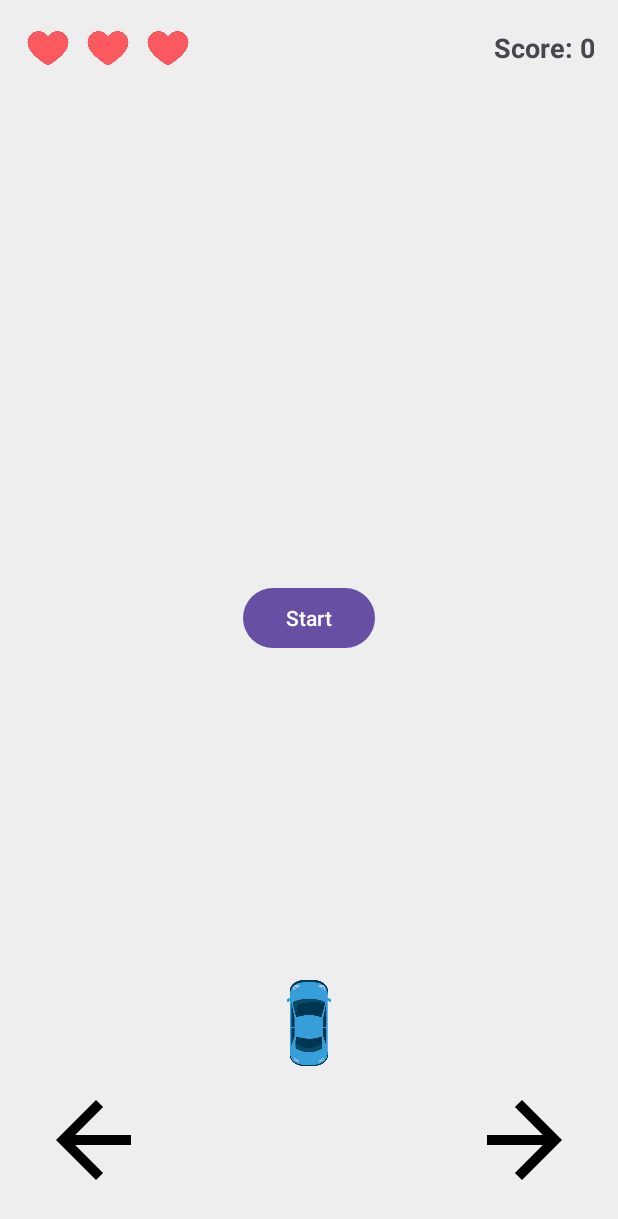
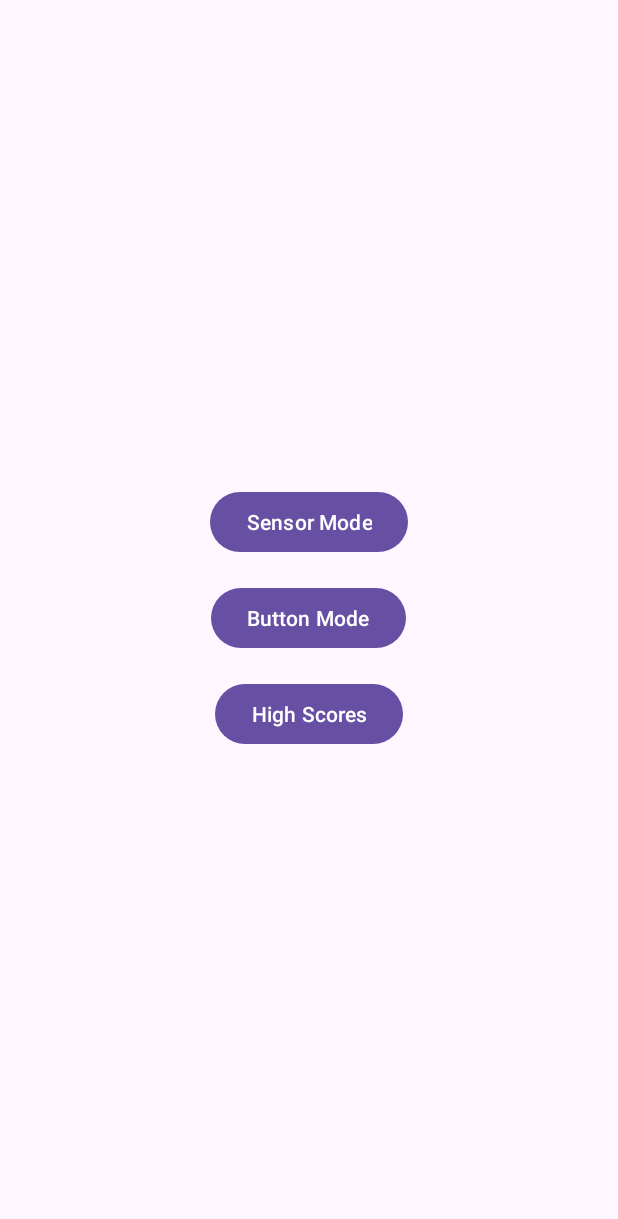
Before and after one commit to natim1997/ObstacleRaceGame, an Android app: the screen it shows after launch (MainActivity before the commit, MenuActivity after it), on a phone screen of 412 x 824 dp. Shown: the top 1219 px of the screen. Run offline under Robolectric (Android 15) with nearby library versions, the phone set to English and light mode, and no system bars.

Commit message:
Update: add sensor mode, save high scores, improve game speed

```diff
--- /dev/null
+++ b/app/src/main/java/com/example/mykotlin/MenuActivity.kt
@@ -0,0 +1,32 @@
+package com.example.mykotlin
+
+import android.content.Intent
+import android.os.Bundle
+import android.widget.Button
+import androidx.appcompat.app.AppCompatActivity
+
+class MenuActivity : AppCompatActivity() {
+
+    override fun onCreate(savedInstanceState: Bundle?) {
+        super.onCreate(savedInstanceState)
+        setContentView(R.layout.activity_menu)
+
+        val btnSensor     = findViewById<Button>(R.id.btnSensor)
+        val btnButtons    = findViewById<Button>(R.id.btnButtons)
+        val btnHighScores = findViewById<Button>(R.id.btnHighScores)
+
+        btnSensor.setOnClickListener {
+            startActivity(Intent(this, MainActivity::class.java).apply {
+                putExtra("CONTROL_MODE", "SENSOR")
+            })
+        }
+        btnButtons.setOnClickListener {
+            startActivity(Intent(this, MainActivity::class.java).apply {
+                putExtra("CONTROL_MODE", "BUTTON")
+            })
+        }
+        btnHighScores.setOnClickListener {
+            startActivity(Intent(this, HighScoresActivity::class.java))
+        }
+    }
+}
--- /dev/null
+++ b/app/src/main/res/drawable/ic_coin.xml
@@ -0,0 +1,5 @@
+<vector android:height="24dp" android:tint="#D0B443"
+    android:viewportHeight="24" android:viewportWidth="24"
+    android:width="24dp" xmlns:android="http://schemas.android.com/apk/res/android">
+    <path android:fillColor="@android:color/white" android:pathData="M12,2C6.48,2 2,6.48 2,12s4.48,10 10,10 10,-4.48 10,-10S17.52,2 12,2zM13.41,18.09L13.41,20h-2.67v-1.93c-1.71,-0.36 -3.16,-1.46 -3.27,-3.4h1.96c0.1,1.05 0.82,1.87 2.65,1.87 1.96,0 2.4,-0.98 2.4,-1.59 0,-0.83 -0.44,-1.61 -2.67,-2.14 -2.48,-0.6 -4.18,-1.62 -4.18,-3.67 0,-1.72 1.39,-2.84 3.11,-3.21L10.74,4h2.67v1.95c1.86,0.45 2.79,1.86 2.85,3.39L14.3,9.34c-0.05,-1.11 -0.64,-1.87 -2.22,-1.87 -1.5,0 -2.4,0.68 -2.4,1.64 0,0.84 0.65,1.39 2.67,1.91s4.18,1.39 4.18,3.91c-0.01,1.83 -1.38,2.83 -3.12,3.16z"/>
+</vector>
--- /dev/null
+++ b/app/src/main/res/layout/activity_high_scores.xml
@@ -0,0 +1,5 @@
+<?xml version="1.0" encoding="utf-8"?>
+<FrameLayout xmlns:android="http://schemas.android.com/apk/res/android"
+    android:id="@+id/fragment_container"
+    android:layout_width="match_parent"
+    android:layout_height="match_parent"/>
--- a/app/src/main/res/layout/activity_main.xml
+++ b/app/src/main/res/layout/activity_main.xml
@@ -2,13 +2,12 @@
 <FrameLayout
     xmlns:android="http://schemas.android.com/apk/res/android"
     xmlns:app="http://schemas.android.com/apk/res-auto"
-    xmlns:tools="http://schemas.android.com/tools"
     android:id="@+id/game_root"
     android:layout_width="match_parent"
     android:layout_height="match_parent"
-    android:background="#EEEEEE"
-    tools:context=".MainActivity">
+    android:background="#EEEEEE">
 
+    <!-- כפתור התחלה -->
     <Button
         android:id="@+id/btn_start"
         android:layout_width="wrap_content"
@@ -16,6 +15,7 @@
         android:text="@string/start"
         android:layout_gravity="center" />
 
+    <!-- בר עליון: לב, ניקוד, מרחק -->
     <LinearLayout
         android:id="@+id/top_bar"
         android:layout_width="match_parent"
@@ -30,14 +30,12 @@
             android:layout_weight="1"
             android:layout_height="wrap_content"
             android:orientation="horizontal">
-
             <ImageView
                 android:id="@+id/heart1"
                 android:layout_width="32dp"
                 android:layout_height="32dp"
                 android:src="@drawable/heart"
                 android:contentDescription="@string/desc_heart1" />
-
             <ImageView
                 android:id="@+id/heart2"
                 android:layout_width="32dp"
@@ -45,7 +43,6 @@
                 android:layout_marginStart="8dp"
                 android:src="@drawable/heart"
                 android:contentDescription="@string/desc_heart2" />
-
             <ImageView
                 android:id="@+id/heart3"
                 android:layout_width="32dp"
@@ -59,30 +56,41 @@
             android:id="@+id/tv_score"
             android:layout_width="wrap_content"
             android:layout_height="wrap_content"
-            android:text="@string/score_0"
+            android:text="@string/score_template"
             android:textSize="18sp"
             android:textStyle="bold"
-            android:gravity="end" />
+            android:layout_marginEnd="24dp"/>
+
+        <TextView
+            android:id="@+id/tv_distance"
+            android:layout_width="wrap_content"
+            android:layout_height="wrap_content"
+            android:text="0 m"
+            android:textSize="18sp"
+            android:textStyle="bold"/>
     </LinearLayout>
 
+    <!-- הגריד (מסלול) -->
     <androidx.gridlayout.widget.GridLayout
         android:id="@+id/grid_board"
         android:layout_width="match_parent"
         android:layout_height="match_parent"
         android:layout_marginTop="56dp"
-        android:layout_marginBottom="120dp"
-        app:rowCount="8"
-        app:columnCount="3" />
+        android:layout_marginBottom="200dp"
+        app:rowCount="16"
+        app:columnCount="5" />
 
+    <!-- המכונית -->
     <ImageView
         android:id="@+id/img_car"
         android:layout_width="64dp"
         android:layout_height="64dp"
         android:layout_gravity="bottom"
-        android:layout_marginBottom="110dp"
+        android:layout_marginBottom="180dp"
         android:src="@drawable/car"
-        android:contentDescription="@string/desc_car" />
+        android:contentDescription="@string/desc_car"/>
 
+    <!-- כפתורי ניווט -->
     <androidx.appcompat.widget.AppCompatImageButton
         android:id="@+id/btn_left"
         android:layout_width="80dp"
@@ -90,11 +98,8 @@
         android:layout_gravity="bottom|start"
         android:layout_margin="24dp"
         android:background="@android:color/transparent"
-        android:contentDescription="@string/desc_left"
         app:srcCompat="@drawable/ic_left_arrow"
-        android:scaleType="fitCenter"
-        android:adjustViewBounds="true"
-        android:tint="@null" />
+        android:contentDescription="@string/desc_left"/>
 
     <androidx.appcompat.widget.AppCompatImageButton
         android:id="@+id/btn_right"
@@ -103,10 +108,6 @@
         android:layout_gravity="bottom|end"
         android:layout_margin="24dp"
         android:background="@android:color/transparent"
-        android:contentDescription="@string/desc_right"
         app:srcCompat="@drawable/ic_right_arrow"
-        android:scaleType="fitCenter"
-        android:adjustViewBounds="true"
-        android:tint="@null" />
-
+        android:contentDescription="@string/desc_right"/>
 </FrameLayout>
--- /dev/null
+++ b/app/src/main/res/layout/activity_menu.xml
@@ -0,0 +1,31 @@
+<?xml version="1.0" encoding="utf-8"?>
+<LinearLayout
+    xmlns:android="http://schemas.android.com/apk/res/android"
+    android:id="@+id/menu_root"
+    android:layout_width="match_parent"
+    android:layout_height="match_parent"
+    android:orientation="vertical"
+    android:gravity="center"
+    android:padding="32dp">
+
+    <Button
+        android:id="@+id/btnSensor"
+        android:layout_width="wrap_content"
+        android:layout_height="wrap_content"
+        android:text="@string/menu_sensor_mode"
+        android:layout_marginBottom="16dp"/>
+
+    <Button
+        android:id="@+id/btnButtons"
+        android:layout_width="wrap_content"
+        android:layout_height="wrap_content"
+        android:text="@string/menu_button_mode"
+        android:layout_marginBottom="16dp"/>
+
+    <Button
+        android:id="@+id/btnHighScores"
+        android:layout_width="wrap_content"
+        android:layout_height="wrap_content"
+        android:text="@string/menu_high_scores"/>
+
+</LinearLayout>
--- a/app/src/main/res/values/strings.xml
+++ b/app/src/main/res/values/strings.xml
@@ -1,12 +1,28 @@
+<?xml version="1.0" encoding="utf-8"?>
 <resources>
-    <string name="app_name">ObstacleRace</string>
+    <string name="app_name">My Kotlin Game</string>
+
     <string name="start">Start</string>
+
+    <string name="score_template">Score: %1$d</string>
     <string name="score_0">Score: 0</string>
-    <string name="score_template">Score: %1$d</string>
-    <string name="desc_heart1">Heart 1</string>
-    <string name="desc_heart2">Heart 2</string>
-    <string name="desc_heart3">Heart 3</string>
+
+    <string name="distance_template">%1$d m</string>
+    <string name="distance_0">0 m</string>
+
     <string name="desc_car">Car</string>
-    <string name="desc_left">Left</string>
-    <string name="desc_right">Right</string>
+    <string name="desc_heart1">Life 1</string>
+    <string name="desc_heart2">Life 2</string>
+    <string name="desc_heart3">Life 3</string>
+    <string name="desc_left">Move Left</string>
+    <string name="desc_right">Move Right</string>
+
+    <string name="menu_sensor_mode">Sensor Mode</string>
+    <string name="menu_button_mode">Button Mode</string>
+    <string name="menu_high_scores">High Scores</string>
+
+    <string name="game_over_title">Game Over</string>
+    <string name="game_over_message">Your score: %1$d</string>
+    <string name="restart">Restart</string>
+    <string name="google_maps_key">YOUR_ACTUAL_MAPS_API_KEY_HERE</string>
 </resources>
```
Also changed, not shown: app/build.gradle.kts (+13 -12 lines), app/src/main/AndroidManifest.xml (+27 -13 lines), app/src/main/java/com/example/mykotlin/HighScoresActivity.kt (added, +15 -0 lines), app/src/main/java/com/example/mykotlin/MainActivity.kt (+151 -71 lines), app/src/main/java/com/example/mykotlin/MapScoresFragment.kt (added, +51 -0 lines), app/src/main/java/com/example/mykotlin/ScoreEntry.kt (added, +8 -0 lines), app/src/main/java/com/example/mykotlin/ScoresAdapter.kt (added, +33 -0 lines), app/src/main/java/com/example/mykotlin/ScoresRepository.kt (added, +33 -0 lines), app/src/main/java/com/example/mykotlin/ScoresTableFragment.kt (added, +24 -0 lines), app/src/main/res/layout/fragment_scores_map.xml (added, +13 -0 lines), app/src/main/res/layout/fragment_scores_table.xml (added, +12 -0 lines), app/src/main/res/layout/item_score_row.xml (added, +30 -0 lines), 1 other file.
